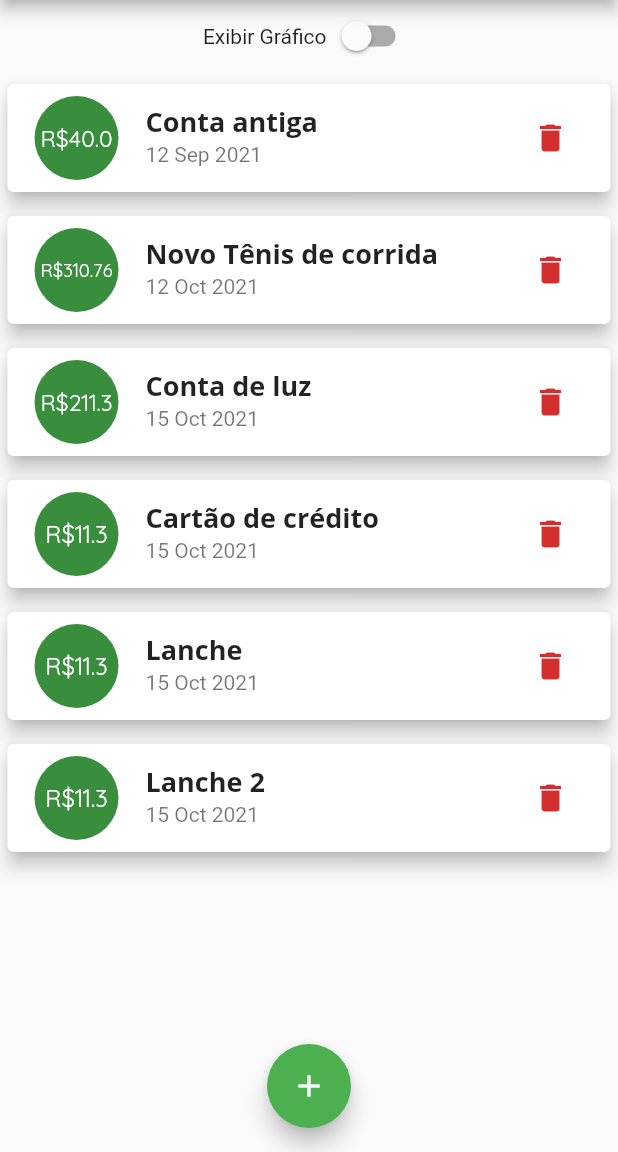
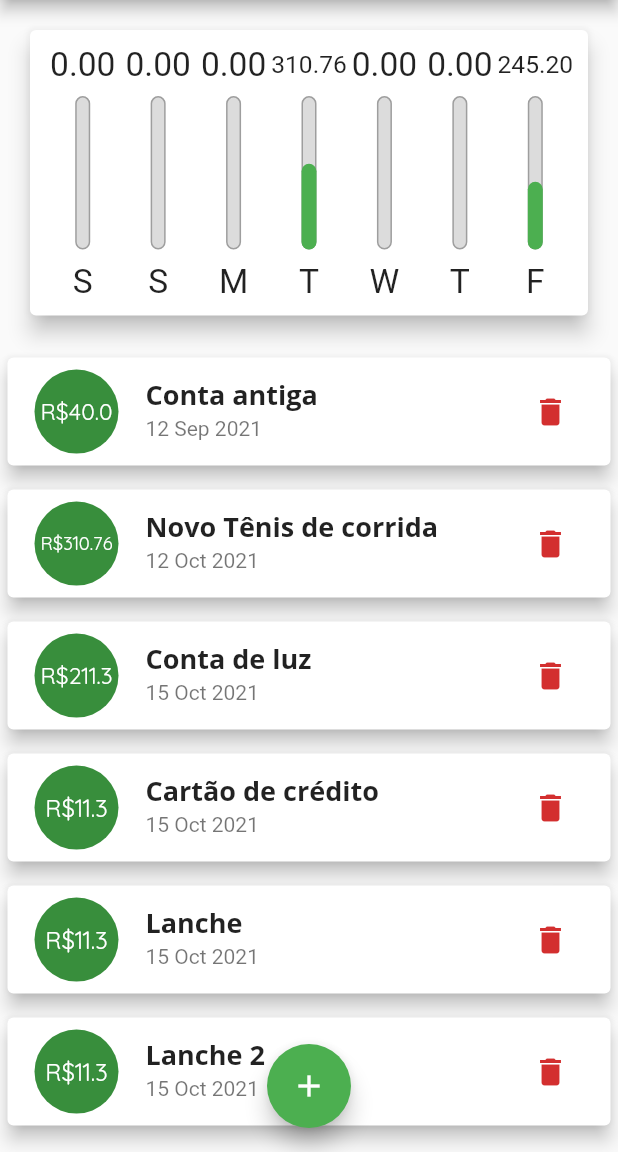
Before and after one commit to DionerWeiss/expenses, a Flutter app: the screen it shows after launch, on a phone screen of 412 x 824 dp, the part 84-1236 px from its top. Run offline on Flutter 3.47's test engine with Material 2 defaults, Android fonts, the phone set to English and light mode, and no system bars.

Commit message:
responsive chart to landscape mode

```diff
--- a/lib/components/transaction_list.dart
+++ b/lib/components/transaction_list.dart
@@ -13,7 +13,8 @@ class TransactionList extends StatelessWidget {
   @override
   Widget build(BuildContext context) {
     return transactions.isEmpty
-        ? Column(
+        ? LayoutBuilder(builder: (ctx, constraints) {
+            return Column(
               children: [
                 const SizedBox(height: 20),
                 Text(
@@ -22,14 +23,15 @@ class TransactionList extends StatelessWidget {
                 ),
                 const SizedBox(height: 20),
                 SizedBox(
-                height: 200,
+                  height: constraints.maxHeight * 0.6,
                   child: Image.asset(
                     'assets/images/waiting.png',
                     fit: BoxFit.cover,
                   ),
                 ),
               ],
-          )
+            );
+          })
         : ListView.builder(
             itemCount: transactions.length,
             itemBuilder: (ctx, index) {
--- a/lib/main.dart
+++ b/lib/main.dart
@@ -133,6 +133,9 @@ class _MyHomePageState extends State<MyHomePage> {
 
   @override
   Widget build(BuildContext context) {
+    bool isLandScape =
+        MediaQuery.of(context).orientation == Orientation.landscape;
+
     final appBar = AppBar(
       title: const Text(
         'Despesas Pessoais',
@@ -155,6 +158,7 @@ class _MyHomePageState extends State<MyHomePage> {
         child: Column(
           crossAxisAlignment: CrossAxisAlignment.stretch,
           children: [
+            if (isLandScape)
               Row(
                 mainAxisAlignment: MainAxisAlignment.center,
                 children: [
@@ -168,12 +172,12 @@ class _MyHomePageState extends State<MyHomePage> {
                       }),
                 ],
               ),
-            if (_showChart)
+            if (_showChart || !isLandScape)
               SizedBox(
-                height: availableHeight * 0.3,
+                height: availableHeight * (isLandScape ? 0.7 : 0.3),
                 child: Chart(_recentTransactions),
               ),
-            if (!_showChart)
+            if (!_showChart || !isLandScape)
               SizedBox(
                 height: availableHeight * 0.7,
                 child: TransactionList(_transactions, _deleteTransaction),
```
Lines whose indentation alone changed are shown as unchanged.
